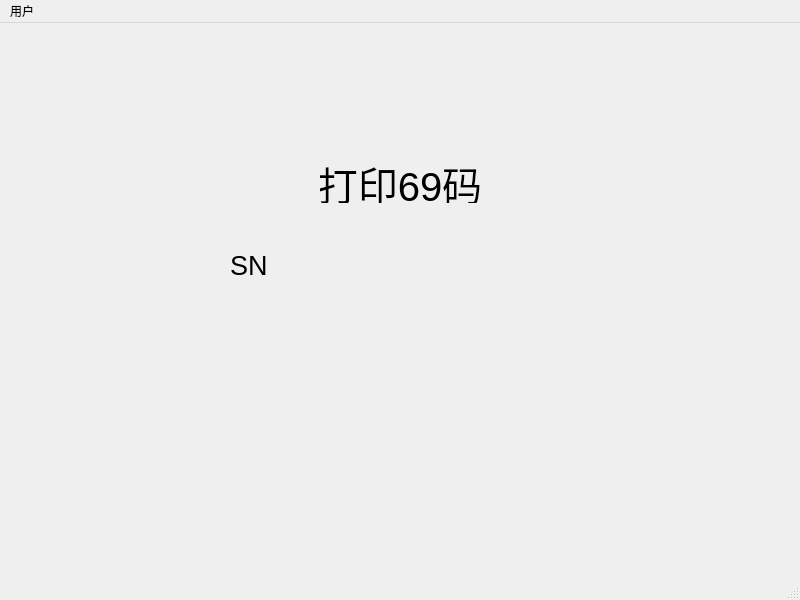
This is ui/sn.ui in oyjs1989/printbarcode as Qt 5 draws it before an edit. The edited form follows.
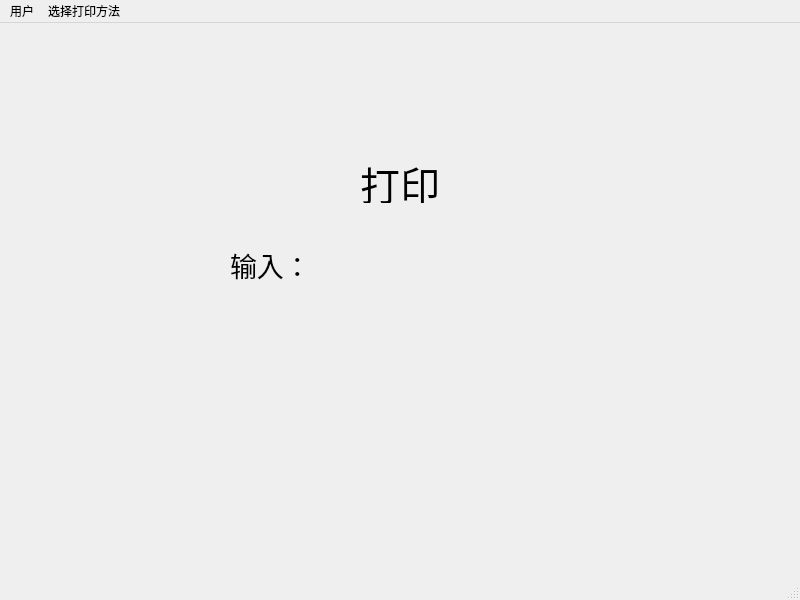
This is the edited form.

Diff of the .ui file:
```diff
--- a/ui/sn.ui
+++ b/ui/sn.ui
@@ -29,7 +29,7 @@
      </font>
     </property>
     <property name="text">
-     <string>打印69码</string>
+     <string>打印</string>
     </property>
     <property name="alignment">
      <set>Qt::AlignCenter</set>
@@ -53,7 +53,7 @@
         </font>
        </property>
        <property name="text">
-        <string>SN</string>
+        <string>输入：</string>
        </property>
       </widget>
      </item>
@@ -76,7 +76,13 @@
     </property>
     <addaction name="actionLogin"/>
    </widget>
+   <widget class="QMenu" name="menu_print_method">
+    <property name="title">
+     <string>选择打印方法</string>
+    </property>
+   </widget>
    <addaction name="menuLogin"/>
+   <addaction name="menu_print_method"/>
   </widget>
   <action name="actionLogin">
    <property name="text">
```
